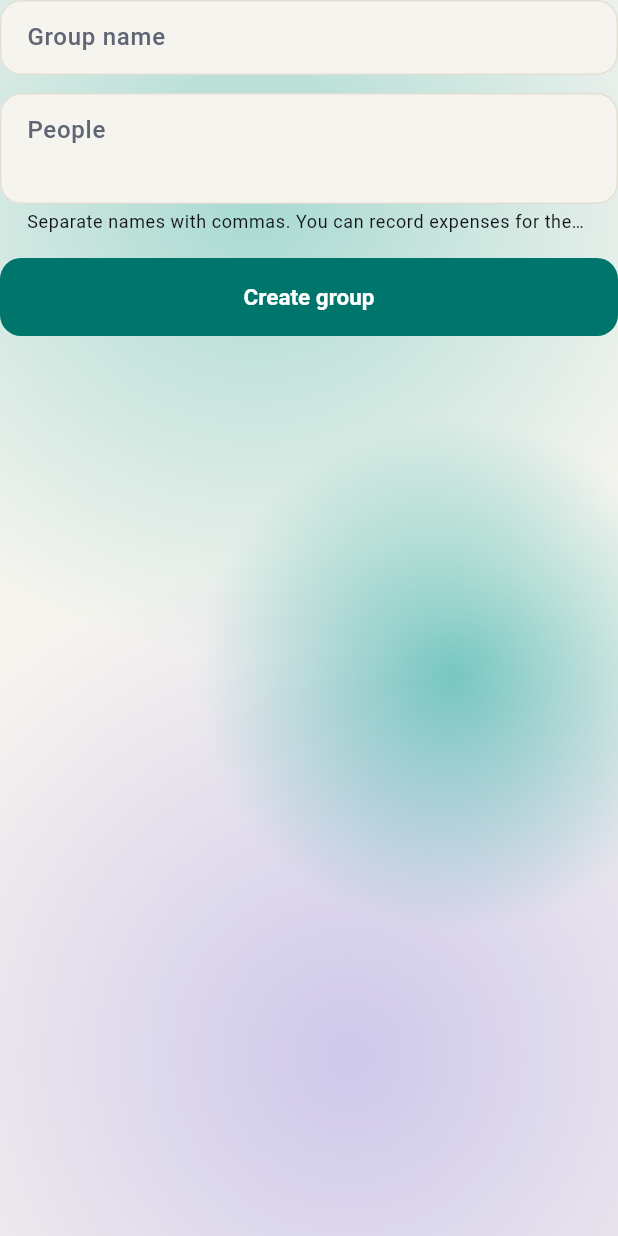
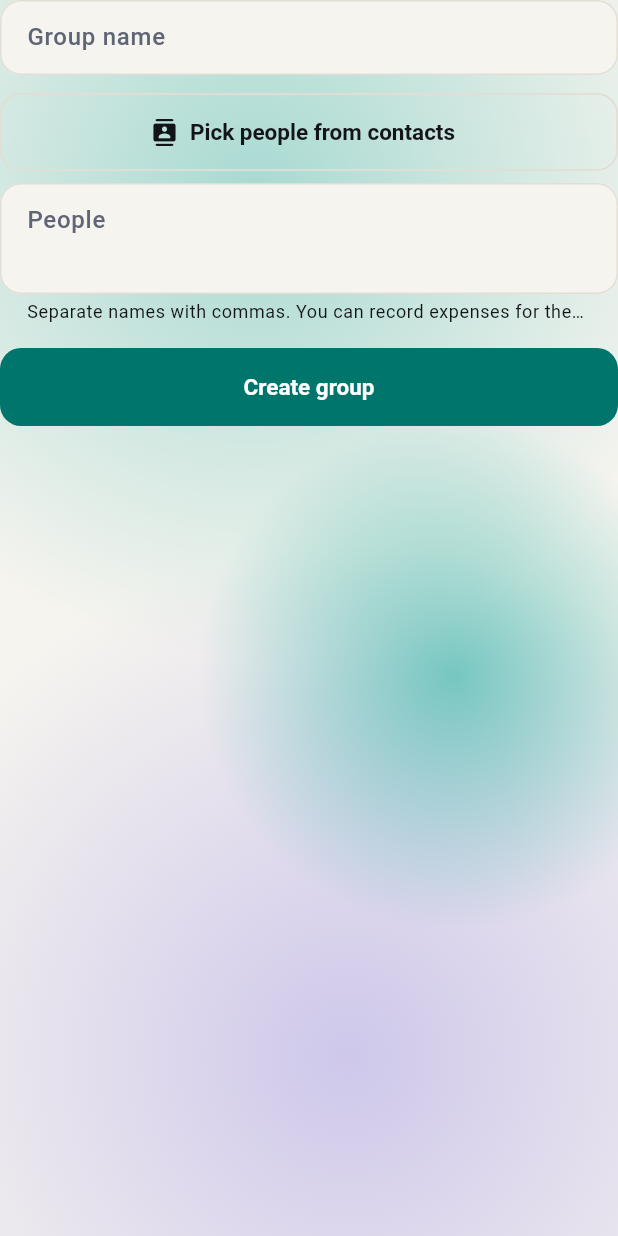
Before and after one commit to kakunurisatyanarayana-hash/monova, a Flutter app: the _GroupForm widget shown alone on an empty page, opened directly, on a phone screen of 412 x 824 dp. Run offline on Flutter 3.47's test engine with Material 3 defaults, Android fonts, the phone set to English and light mode, and no system bars; our stand-ins replace dio, fl_chart, flutter_contacts, flutter_riverpod, flutter_secure_storage, go_router and 3 more; missing offline and left inert: cryptography, dart:js_interop, google_mlkit_text_recognition; accounts and stored records are empty.

Commit message:
Groups: add people from the phone's contacts as well as by typing names
Co-Authored-By: Claude Haiku 5.5 <noreply@anthropic.com>

```diff
--- a/mobile/lib/features/groups_local/local_groups_screen.dart
+++ b/mobile/lib/features/groups_local/local_groups_screen.dart
@@ -2,7 +2,9 @@ import 'package:flutter/material.dart';
 import 'package:go_router/go_router.dart';
 
 import '../../core/format.dart';
+import '../../core/contacts_picker.dart';
 import '../../core/groups_store.dart';
+import '../tools/contact_picker_sheet.dart';
 import '../../core/theme.dart';
 import '../../core/widgets.dart';
 
@@ -161,6 +163,33 @@ class _GroupForm extends StatefulWidget {
 class _GroupFormState extends State<_GroupForm> {
   final _name = TextEditingController();
   final _people = TextEditingController();
+
+  /// Adds people picked from the phone's contacts to the list, separated by commas.
+  Future<void> _pickFromContacts() async {
+    final messenger = ScaffoldMessenger.of(context);
+    final List<PickedContact> contacts;
+    try {
+      contacts = await loadContacts();
+    } on ContactsException catch (e) {
+      messenger.showSnackBar(SnackBar(content: Text(e.message)));
+      return;
+    } catch (e) {
+      messenger.showSnackBar(SnackBar(content: Text('Contacts could not be opened. Details: $e')));
+      return;
+    }
+    if (!mounted) return;
+    final picked = await FormSheet.show<List<PickedContact>>(
+      context,
+      title: 'Pick people',
+      child: ContactPickerSheet(contacts: contacts),
+    );
+    if (picked == null || picked.isEmpty || !mounted) return;
+    final names = _people.text.split(',').map((s) => s.trim()).where((s) => s.isNotEmpty).toList();
+    for (final p in picked) {
+      if (!names.contains(p.name)) names.add(p.name);
+    }
+    setState(() => _people.text = names.join(', '));
+  }
   String? _error;
 
   @override
@@ -198,6 +227,8 @@ class _GroupFormState extends State<_GroupForm> {
           decoration: const InputDecoration(labelText: 'Group name', hintText: 'Goa trip, Flat 4B'),
         ),
         const SizedBox(height: 12),
+        OutlinedButton.icon(onPressed: _pickFromContacts, icon: const Icon(Icons.contacts_rounded, size: 18), label: const Text('Pick people from contacts')),
+        const SizedBox(height: 8),
         TextField(
           controller: _people,
           minLines: 2,
```
